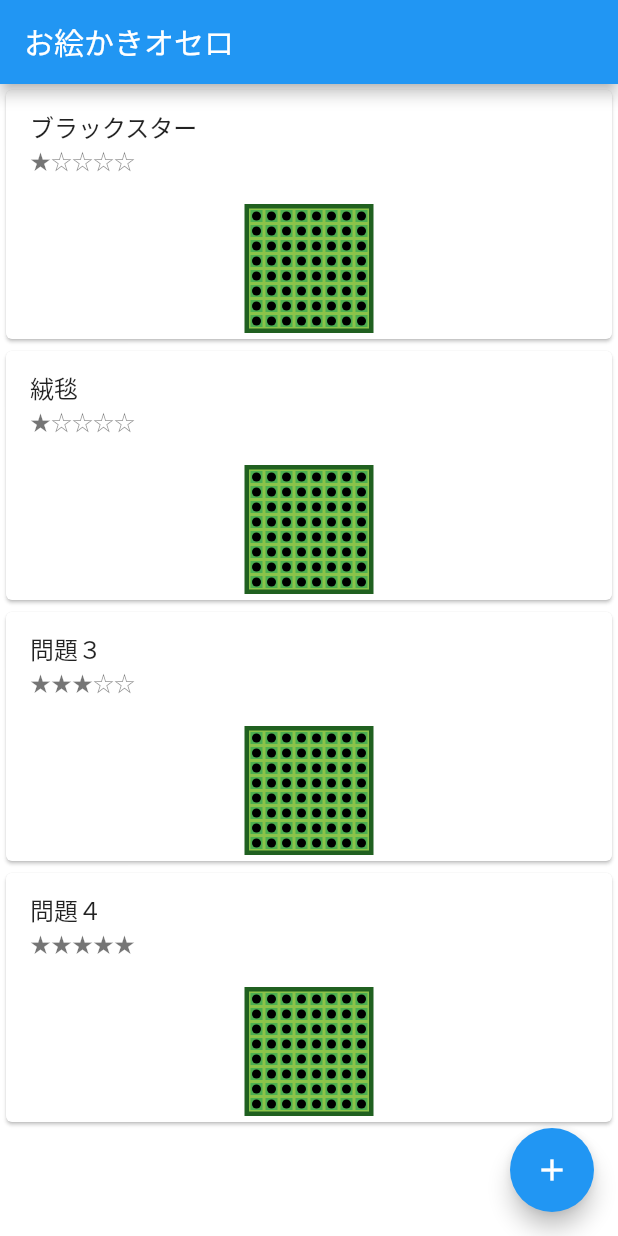
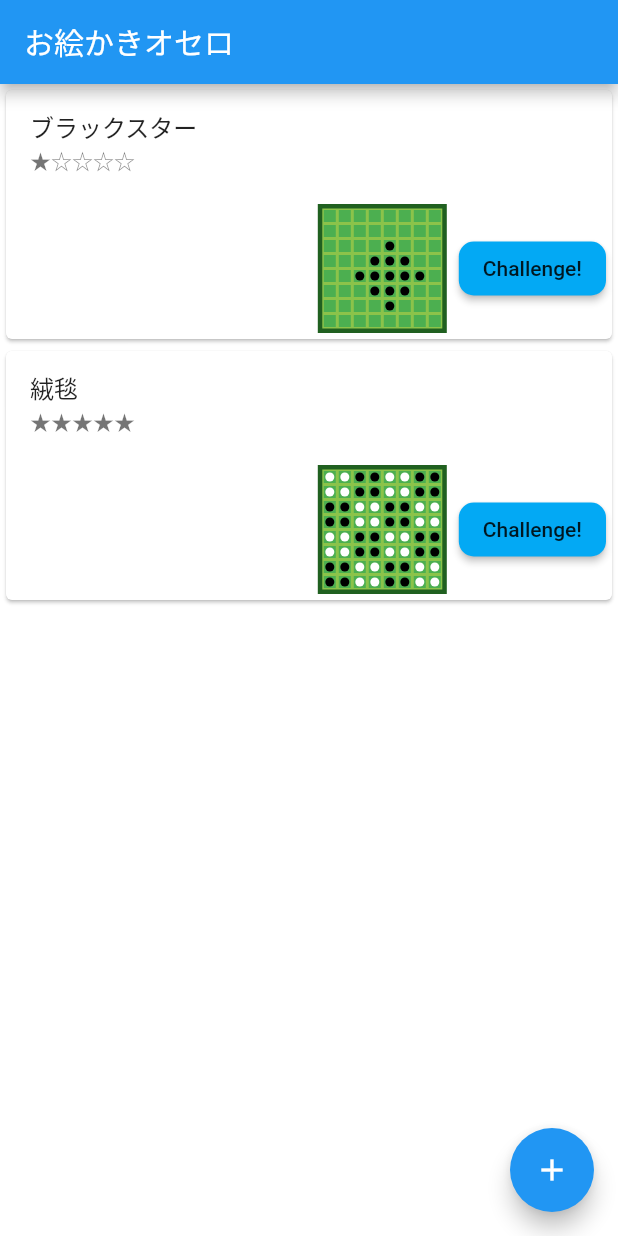
Before and after one commit to nakajo2011/flutter_othello_game, a Flutter app: the screen it shows after launch, on a phone screen of 412 x 824 dp. Run offline on Flutter 3.47's test engine with Material 2 defaults, Android fonts, the phone set to English and light mode, and no system bars.

Commit message:
Implemented: Create DrawingOthelloApp Model. This model is this app. Implemented: Change to QuizListPage is given quiz list from app. Implemented: Change to ViewBoard show passed board state when constructor.

```diff
--- /dev/null
+++ b/lib/model/drawing_othello_app.dart
@@ -0,0 +1,40 @@
+class DrawingOthelloApp {
+
+  List<Quiz> findQuiz() {
+    List<Quiz> result = new List<Quiz>();
+    result.add(new Quiz('ブラックスター', 1, [
+      0,0,0,0,0,0,0,0,
+      0,0,0,0,0,0,0,0,
+      0,0,0,0,1,0,0,0,
+      0,0,0,1,1,1,0,0,
+      0,0,1,1,1,1,1,0,
+      0,0,0,1,1,1,0,0,
+      0,0,0,0,1,0,0,0,
+      0,0,0,0,0,0,0,0,
+    ]));
+    result.add(new Quiz('絨毯', 5, [
+      2,2,1,1,2,2,1,1,
+      2,2,1,1,2,2,1,1,
+      1,1,2,2,1,1,2,2,
+      1,1,2,2,1,1,2,2,
+      2,2,1,1,2,2,1,1,
+      2,2,1,1,2,2,1,1,
+      1,1,2,2,1,1,2,2,
+      1,1,2,2,1,1,2,2,
+    ]));
+
+    return result;
+  }
+}
+
+class Quiz {
+  String title;
+  int level;
+  List<int> state;
+
+  Quiz(String title, int level, List<int> state) {
+    this.title = title;
+    this.level = level;
+    this.state = state;
+  }
+}
--- a/lib/widgets/board/view_board.dart
+++ b/lib/widgets/board/view_board.dart
@@ -8,12 +8,14 @@ class ViewBoard extends StatelessWidget {
   double height = 320;
   double margin = 10;
   Color lineColor = Colors.black;
+  List<int> state;
 
   ViewBoard(
       {this.width = 320,
       this.height = 320,
       this.margin = 10.0,
       this.lineColor = Colors.black,
+      @required this.state,
       Key key})
       : super(key: key);
 
@@ -36,10 +38,10 @@ class ViewBoard extends StatelessWidget {
       cols[i] = BoardColumn(
           columnId: i,
           createRow: (id) => BoardRow(
-            columnId: id,
-            createCell: (columnId, rowId) =>
-                StaticBoardCell(stoneIndex: 1),
-          ));
+                columnId: id,
+                // TODO: extract util functions.
+                createCell: (columnId, rowId) => StaticBoardCell(stoneIndex: state[columnId * 8 + rowId]),
+              ));
     }
     return Column(children: cols);
   }
--- a/lib/widgets/quiz_list.dart
+++ b/lib/widgets/quiz_list.dart
@@ -1,49 +1,77 @@
 import 'package:flutter/cupertino.dart';
 import 'package:flutter/material.dart';
+import 'package:flutter_othello_game/model/drawing_othello_app.dart';
+import 'package:flutter_othello_game/pages/create_quiz_page.dart';
 import 'package:flutter_othello_game/widgets/board/view_board.dart';
 
 class QuizList extends StatelessWidget {
-  QuizList({Key key}): super(key: key);
+  QuizList({Key key}) : super(key: key);
 
   @override
   Widget build(BuildContext context) {
+    List<Widget> cards = new List();
+    DrawingOthelloApp quizApp = new DrawingOthelloApp();
+    List<Quiz> quizList = quizApp.findQuiz();
+    for (int i = 0; i < quizList.length; i++) {
+      cards.add(createCard(quizList[i], context));
+    }
     return Container(
       color: Colors.white,
       child: ListView(
-        children: <Widget>[
-          createCard('ブラックスター', 1),
-          createCard('絨毯', 1),
-          createCard('問題３', 3),
-          createCard('問題４', 5),
-        ],
+        children: cards,
       ),
     );
   }
 
-  Card createCard(title, level) {
+  Card createCard(Quiz quiz, BuildContext context) {
     return Card(
-      child: Column(
-        children: [
-          ListTile(
-            title: Text(title),
-            subtitle: Text(levelToStar(level)),
-          ),
-          Container(
-            margin: const EdgeInsets.all(4.0),
-            child: ViewBoard(width:80, height:80, margin: 3, lineColor: Colors.lightGreen,)
-          ),
-        ]
-      ),
+      child: Column(children: [
+        ListTile(
+          title: Text(quiz.title),
+          subtitle: Text(levelToStar(quiz.level)),
+        ),
+        Row(mainAxisAlignment: MainAxisAlignment.end, children: [
+          buildViewBoard(quiz.state),
+          buildSolveButton(context),
+        ]),
+      ]),
     );
   }
 
   static int MAX_LEVEL = 5;
   static String BLACK_STAR = '★';
   static String WHITE_STAR = '☆';
+
   String levelToStar(level) {
     String result = '';
     result += new List.filled(level, BLACK_STAR).join();
     result += new List.filled(MAX_LEVEL - level, WHITE_STAR).join();
     return result;
   }
+
+  Widget buildViewBoard(List<int> state) {
+    return Container(
+        margin: const EdgeInsets.all(4.0),
+        child: ViewBoard(
+            width: 80,
+            height: 80,
+            margin: 3,
+            lineColor: Colors.lightGreen,
+            state: state));
+  }
+
+  Widget buildSolveButton(BuildContext context) {
+    return Container(
+        margin: const EdgeInsets.all(4.0),
+        child: RaisedButton(
+          child: Text("Challenge!"),
+          color: Colors.lightBlue,
+          shape: RoundedRectangleBorder(
+            borderRadius: BorderRadius.circular(10.0),
+          ),
+          onPressed: () => Navigator.of(context).push(MaterialPageRoute(
+            builder: (context) => CreateQuizPage(),
+          )),
+        ));
+  }
 }
```
